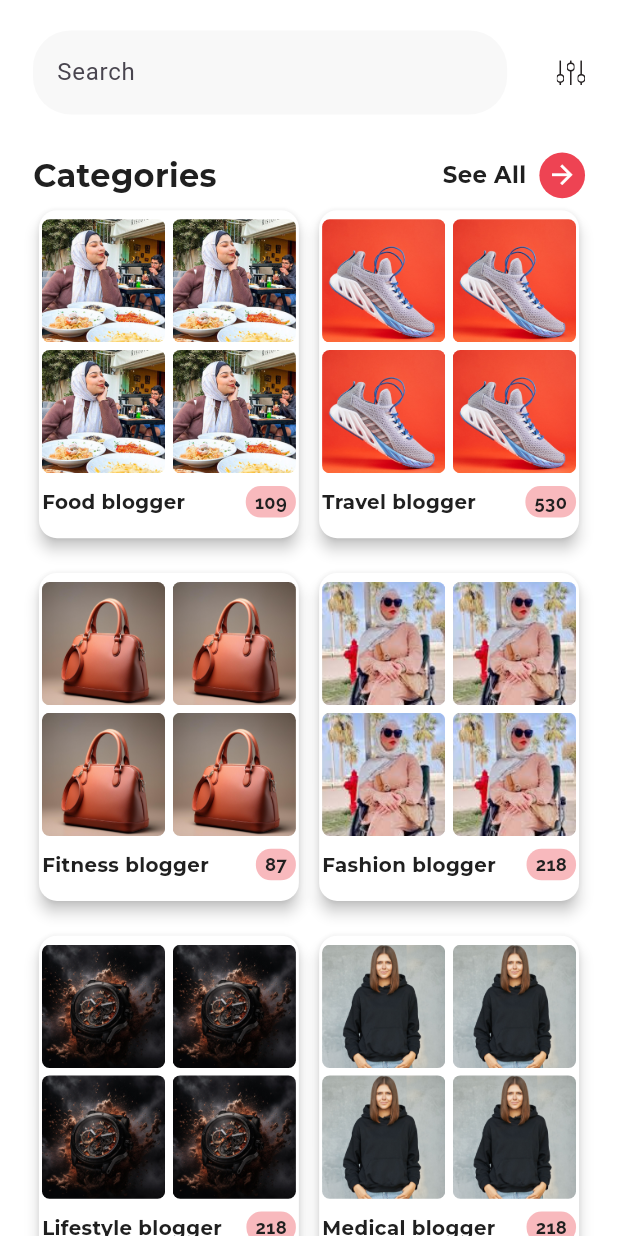
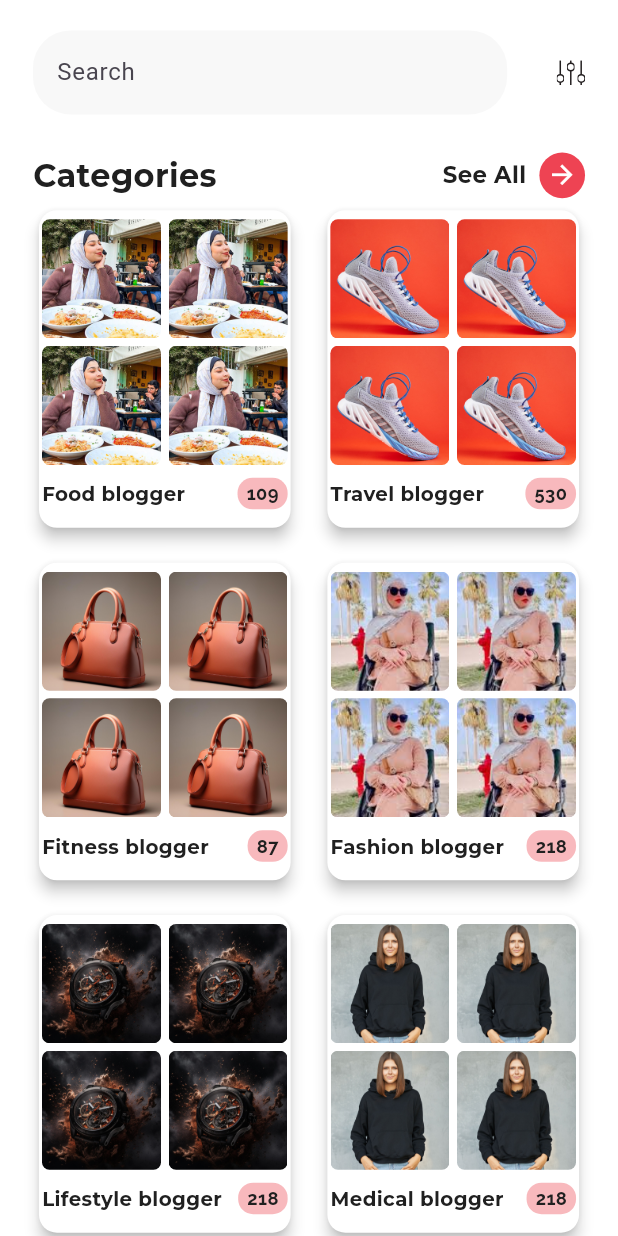
Before and after one commit to MahmoudAbuelazm/kol, a Flutter app: the HomeScreen screen opened by its route, on a phone screen of 412 x 824 dp. Run offline on Flutter 3.47's test engine with Material 3 defaults, Android fonts, the phone set to English and light mode, and no system bars; our stand-ins replace connectivity_plus, dio, flutter_bloc, flutter_screenutil, flutter_secure_storage, flutter_svg and 5 more; missing offline and left inert: talker_dio_logger; accounts and stored records are empty.

Commit message:
Improve home page category grid layout

```diff
--- a/lib/features/home/presentation/section/home_body.dart
+++ b/lib/features/home/presentation/section/home_body.dart
@@ -73,7 +73,7 @@ class HomeBody extends StatelessWidget {
                 shrinkWrap: true,
                 physics: const NeverScrollableScrollPhysics(),
                 gridDelegate: SliverGridDelegateWithFixedCrossAxisCount(
-                    crossAxisSpacing: 5.w,
+                    crossAxisSpacing: 15.w,
                     mainAxisSpacing: 15.h,
                     childAspectRatio: .8,
                     crossAxisCount: 2),
```
